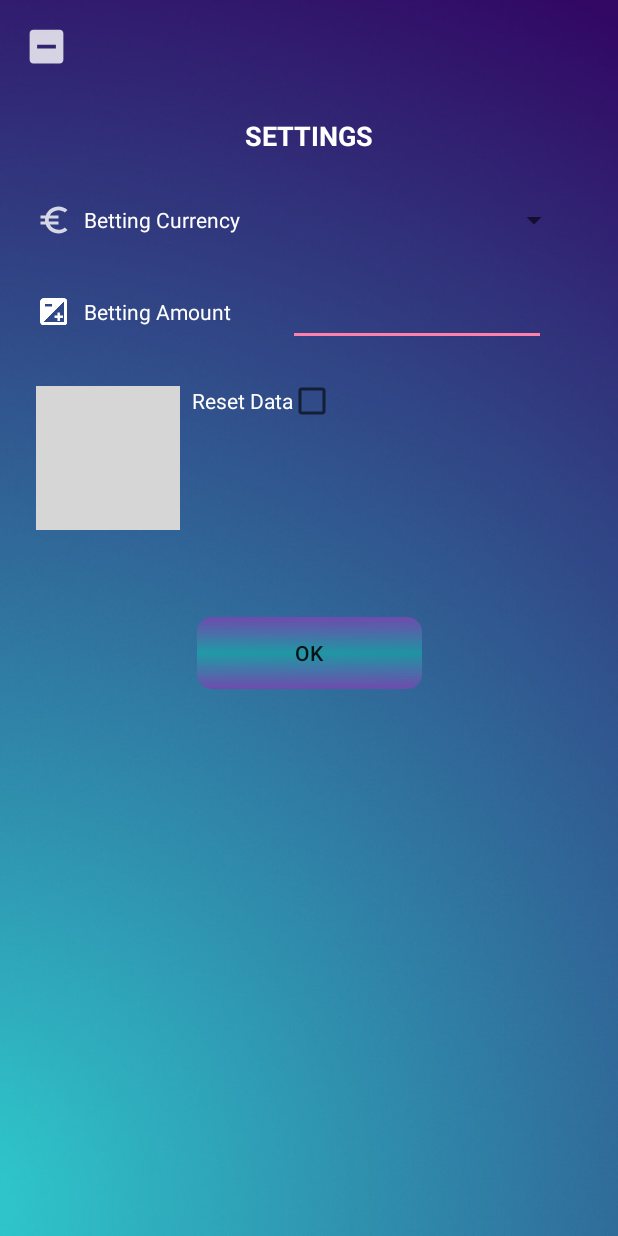
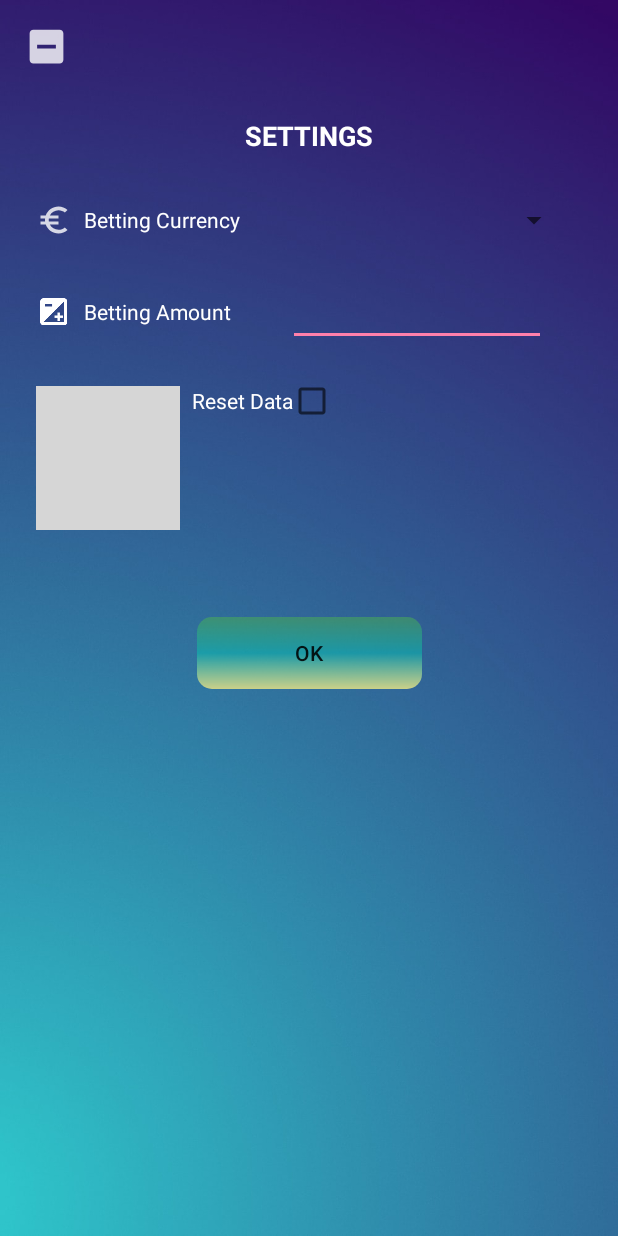
Before and after one commit to ibtisamasif/Roulette, an Android app: the layout activity_screen2.xml on its own in the app's theme, with its tools: preview values and no code run, on a phone screen of 412 x 824 dp. Run offline under Robolectric (Android 15) with nearby library versions, the light colour scheme and no system bars; grey boxes are pictures that could not be loaded.

```diff
--- a/app/build.gradle
+++ b/app/build.gradle
@@ -7,7 +7,7 @@ android {
     defaultConfig {
         applicationId "com.thedesignerx.roulette"
         minSdkVersion 15
-        targetSdkVersion 19
+        targetSdkVersion 26
         versionCode 1
         versionName "1.0"
     }
--- a/app/src/main/AndroidManifest.xml
+++ b/app/src/main/AndroidManifest.xml
@@ -22,7 +22,7 @@
 
         <activity
             android:name=".Screen3Activity"
-            android:theme="@style/MyTheme.AppCompat.Dialog"></activity>
+            android:theme="@style/MyTheme.AppCompat.Dialog"/>
 
         <service
             android:name=".FloatingViewService"
--- a/app/src/main/res/drawable-nodpi/shape_rectangle_dark_green_radius_10dp.xml
+++ b/app/src/main/res/drawable-nodpi/shape_rectangle_dark_green_radius_10dp.xml
@@ -1,9 +1,9 @@
 <?xml version="1.0" encoding="UTF-8"?>
 <shape xmlns:android="http://schemas.android.com/apk/res/android">
     <gradient
-        android:startColor="#6F4BAD"
-        android:centerColor="#8811BEAE"
-        android:endColor="#6F4BAD"
+        android:startColor="#864CAF50"
+        android:centerColor="#8106C5B3"
+        android:endColor="#CAD189"
         android:angle="270" />
     <corners
         android:bottomLeftRadius="10dp"
--- a/app/src/main/res/layout/activity_screen2.xml
+++ b/app/src/main/res/layout/activity_screen2.xml
@@ -29,7 +29,7 @@
         android:layout_marginEnd="32dp"
         android:layout_marginRight="32dp"
         android:gravity="center"
-        android:text="SETTINGS"
+        android:text="@string/settings"
         android:textColor="@color/colorWhite"
         android:textSize="18dp"
         android:textStyle="bold"
@@ -44,7 +44,7 @@
         android:layout_marginStart="8dp"
         android:layout_marginLeft="8dp"
         android:layout_marginTop="2dp"
-        android:text="Betting Currency"
+        android:text="@string/betting_currency"
         android:textColor="@color/colorWhite"
         app:layout_constraintEnd_toStartOf="@+id/spinner_currency"
         app:layout_constraintHorizontal_bias="0.5"
@@ -72,7 +72,7 @@
         android:layout_marginStart="8dp"
         android:layout_marginLeft="8dp"
         android:layout_marginTop="2dp"
-        android:text="Betting Amount"
+        android:text="@string/betting_amount"
         android:textColor="@color/colorWhite"
         app:layout_constraintStart_toEndOf="@+id/imageView3"
         app:layout_constraintTop_toTopOf="@+id/imageView3" />
@@ -97,7 +97,7 @@
         android:layout_height="wrap_content"
         android:layout_marginStart="8dp"
         android:layout_marginLeft="8dp"
-        android:text="Reset Data"
+        android:text="@string/reset_data"
         android:textColor="@color/colorWhite"
         app:layout_constraintStart_toEndOf="@+id/imageView4"
         app:layout_constraintTop_toTopOf="@+id/imageView4" />
@@ -117,7 +117,7 @@
         android:layout_height="wrap_content"
         android:layout_marginTop="128dp"
         android:background="@drawable/shape_rectangle_dark_green_radius_10dp"
-        android:text="Ok"
+        android:text="@string/ok"
         app:layout_constraintEnd_toEndOf="parent"
         app:layout_constraintStart_toStartOf="parent"
         app:layout_constraintTop_toBottomOf="@+id/checkBox" />
@@ -129,9 +129,9 @@
         android:layout_marginStart="8dp"
         android:layout_marginLeft="8dp"
         android:layout_marginTop="32dp"
+        android:src="@drawable/ic_currency"
         app:layout_constraintStart_toStartOf="parent"
-        app:layout_constraintTop_toBottomOf="@+id/textView_settings"
-        app:srcCompat="@drawable/ic_currency" />
+        app:layout_constraintTop_toBottomOf="@+id/textView_settings" />
 
     <ImageView
         android:id="@+id/imageView3"
@@ -140,9 +140,9 @@
         android:layout_marginStart="8dp"
         android:layout_marginLeft="8dp"
         android:layout_marginTop="40dp"
+        android:src="@drawable/ic_count"
         app:layout_constraintStart_toStartOf="parent"
-        app:layout_constraintTop_toBottomOf="@+id/textView4"
-        app:srcCompat="@drawable/ic_count" />
+        app:layout_constraintTop_toBottomOf="@+id/textView4" />
 
     <ImageView
         android:id="@+id/imageView4"
@@ -151,8 +151,8 @@
         android:layout_marginStart="8dp"
         android:layout_marginLeft="8dp"
         android:layout_marginTop="40dp"
+        android:src="@drawable/ic_replay"
         app:layout_constraintStart_toStartOf="parent"
-        app:layout_constraintTop_toBottomOf="@+id/textView5"
-        app:srcCompat="@drawable/ic_replay" />
+        app:layout_constraintTop_toBottomOf="@+id/textView5" />
 
 </android.support.constraint.ConstraintLayout>
--- a/app/src/main/res/layout/activity_screen3.xml
+++ b/app/src/main/res/layout/activity_screen3.xml
@@ -34,7 +34,7 @@
         android:layout_marginStart="16dp"
         android:layout_marginLeft="16dp"
         android:layout_marginTop="128dp"
-        android:text="Gain:"
+        android:text="@string/gain"
         android:textStyle="bold"
         app:layout_constraintStart_toStartOf="parent"
         app:layout_constraintTop_toBottomOf="@+id/imageView_closeButton" />
@@ -45,7 +45,7 @@
         android:layout_height="wrap_content"
         android:layout_marginStart="8dp"
         android:layout_marginLeft="8dp"
-        android:text="0"
+        android:text="@string/_0"
         app:layout_constraintStart_toEndOf="@+id/textView2"
         app:layout_constraintTop_toTopOf="@+id/textView2" />
 
--- a/app/src/main/res/values/strings.xml
+++ b/app/src/main/res/values/strings.xml
@@ -1,4 +1,11 @@
 <resources>
     <string name="app_name">Roulette</string>
     <string name="title_activity_screen2">Screen2Activity</string>
+    <string name="settings">SETTINGS</string>
+    <string name="betting_currency">Betting Currency</string>
+    <string name="betting_amount">Betting Amount</string>
+    <string name="reset_data">Reset Data</string>
+    <string name="ok">OK</string>
+    <string name="gain">Gain:</string>
+    <string name="_0">0</string>
 </resources>
```
Also changed, not shown: app/src/main/java/com/thedesignerx/roulette/FloatingViewService.java (+4 -4 lines), 5 other files.
